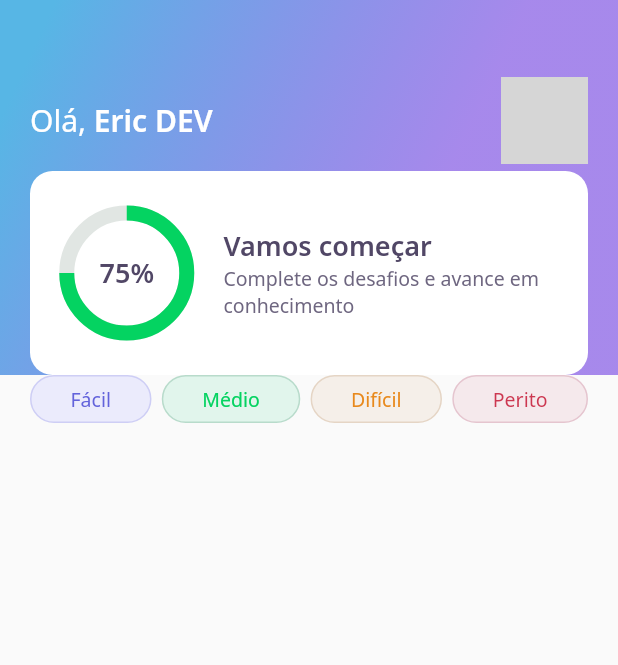
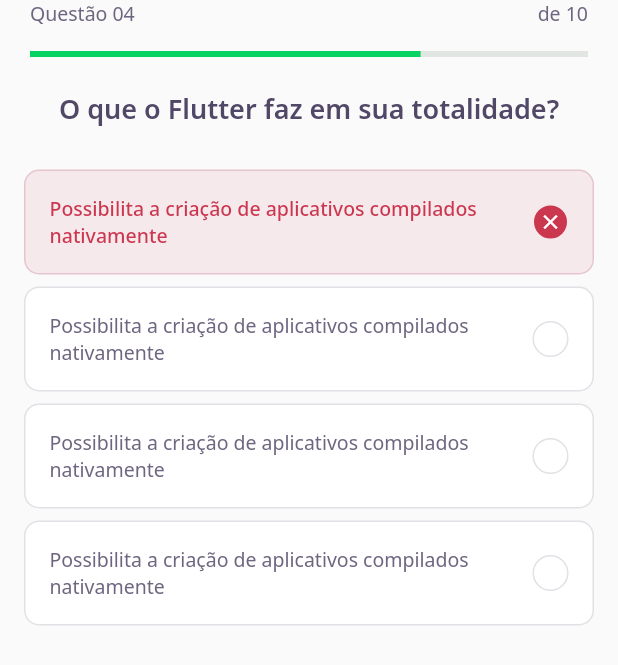
Before and after one commit to ericcarlotto/App_DevQuiz, a Flutter app: the screen it shows after launch, on a phone screen of 412 x 824 dp. Shown: the top 665 px of the screen. Run offline on Flutter 3.47's test engine with Material 2 defaults, Android fonts, the phone set to English and light mode, and no system bars; our stand-ins replace google_fonts; grey boxes are pictures that could not be loaded.

Commit message:
Termino da terceira parte.

```diff
--- /dev/null
+++ b/lib/challenge/challenge_page.dart
@@ -0,0 +1,26 @@
+import 'package:devquiz/challenge/widgets/question_indicator/question_indicator_widget.dart';
+import 'package:devquiz/challenge/widgets/quiz/quiz_widget.dart';
+import 'package:flutter/material.dart';
+
+class ChallengePage extends StatefulWidget {
+  ChallengePage({Key? key}) : super(key: key);
+
+  @override
+  _ChallengePageState createState() => _ChallengePageState();
+}
+
+class _ChallengePageState extends State<ChallengePage> {
+  @override
+  Widget build(BuildContext context) {
+    return Scaffold(
+      appBar: PreferredSize(
+        preferredSize: Size.fromHeight(60),
+        child: SafeArea(
+          top: true,
+          child: QuestionIndicatorWidget(),
+        ),
+      ),
+      body: QuizWidget(title: "O que o Flutter faz em sua totalidade?"),
+    );
+  }
+}
--- /dev/null
+++ b/lib/challenge/widgets/answer/answer_widget.dart
@@ -0,0 +1,78 @@
+import 'package:devquiz/core/app_colors.dart';
+import 'package:devquiz/core/app_text_styles.dart';
+import 'package:flutter/material.dart';
+
+class AnswerWidget extends StatelessWidget {
+  final String title;
+  final bool isRight;
+  final bool isSelected;
+
+  const AnswerWidget({
+    Key? key,
+    required this.title,
+    this.isRight = false,
+    this.isSelected = false,
+  }) : super(key: key);
+
+  Color get _selectedColorRight =>
+      isRight ? AppColors.darkGreen : AppColors.darkRed;
+
+  Color get _selectedBorderRight =>
+      isRight ? AppColors.lightGreen : AppColors.lightRed;
+
+  Color get _selectedColorCardRight =>
+      isRight ? AppColors.lightGreen : AppColors.lightRed;
+
+  Color get _selectedBorderCardRight =>
+      isRight ? AppColors.green : AppColors.red;
+
+  TextStyle get _selectedTextStyleRight =>
+      isRight ? AppTextStyles.bodyDarkGreen : AppTextStyles.bodyDarkRed;
+
+  IconData get _selectedIconRight => isRight ? Icons.check : Icons.close;
+
+  @override
+  Widget build(BuildContext context) {
+    return Padding(
+      padding: const EdgeInsets.symmetric(horizontal: 16, vertical: 4),
+      child: Container(
+        padding: const EdgeInsets.all(16),
+        decoration: BoxDecoration(
+            color: isSelected ? _selectedColorCardRight : AppColors.white,
+            borderRadius: BorderRadius.circular(10),
+            border: Border.fromBorderSide(BorderSide(
+              color: isSelected ? _selectedBorderCardRight : AppColors.border,
+            ))),
+        child: Row(
+          mainAxisAlignment: MainAxisAlignment.spaceBetween,
+          children: [
+            Expanded(
+              child: Text(
+                title,
+                style:
+                    isSelected ? _selectedTextStyleRight : AppTextStyles.body,
+              ),
+            ),
+            Container(
+              width: 24,
+              height: 24,
+              decoration: BoxDecoration(
+                  color: isSelected ? _selectedColorRight : AppColors.white,
+                  borderRadius: BorderRadius.circular(500),
+                  border: Border.fromBorderSide(BorderSide(
+                    color: isSelected ? _selectedBorderRight : AppColors.border,
+                  ))),
+              child: isSelected
+                  ? Icon(
+                      _selectedIconRight,
+                      color: AppColors.white,
+                      size: 16,
+                    )
+                  : null,
+            )
+          ],
+        ),
+      ),
+    );
+  }
+}
--- /dev/null
+++ b/lib/challenge/widgets/question_indicator/question_indicator_widget.dart
@@ -0,0 +1,37 @@
+import 'package:devquiz/core/app_text_styles.dart';
+import 'package:devquiz/shared/widgets/progress_indicator/progress_indicator_widget.dart';
+import 'package:flutter/material.dart';
+
+class QuestionIndicatorWidget extends StatelessWidget {
+  const QuestionIndicatorWidget({Key? key}) : super(key: key);
+
+  @override
+  Widget build(BuildContext context) {
+    return Container(
+      child: Padding(
+        padding: const EdgeInsets.symmetric(horizontal: 20),
+        child: Column(
+          children: [
+            Row(
+              mainAxisAlignment: MainAxisAlignment.spaceBetween,
+              children: [
+                Text(
+                  "Questão 04",
+                  style: AppTextStyles.body,
+                ),
+                Text(
+                  "de 10",
+                  style: AppTextStyles.body,
+                ),
+              ],
+            ),
+            SizedBox(
+              height: 16,
+            ),
+            ProgressIndicatorWidget(value: 0.7)
+          ],
+        ),
+      ),
+    );
+  }
+}
--- /dev/null
+++ b/lib/challenge/widgets/quiz/quiz_widget.dart
@@ -0,0 +1,43 @@
+import 'package:devquiz/challenge/widgets/answer/answer_widget.dart';
+import 'package:devquiz/core/app_text_styles.dart';
+import 'package:flutter/material.dart';
+
+class QuizWidget extends StatelessWidget {
+  final String title;
+  const QuizWidget({Key? key, required this.title}) : super(key: key);
+
+  @override
+  Widget build(BuildContext context) {
+    return Container(
+      child: Column(
+        children: [
+          Text(
+            title,
+            style: AppTextStyles.heading,
+          ),
+          SizedBox(
+            height: 24,
+          ),
+          AnswerWidget(
+            isRight: false,
+            isSelected: true,
+            title:
+                "Possibilita a criação de aplicativos compilados nativamente",
+          ),
+          AnswerWidget(
+            title:
+                "Possibilita a criação de aplicativos compilados nativamente",
+          ),
+          AnswerWidget(
+            title:
+                "Possibilita a criação de aplicativos compilados nativamente",
+          ),
+          AnswerWidget(
+            title:
+                "Possibilita a criação de aplicativos compilados nativamente",
+          ),
+        ],
+      ),
+    );
+  }
+}
--- a/lib/core/app_widget.dart
+++ b/lib/core/app_widget.dart
@@ -1,4 +1,4 @@
-import 'package:devquiz/home/home_page.dart';
+import 'package:devquiz/challenge/challenge_page.dart';
 import 'package:flutter/material.dart';
 
 class AppWidget extends StatelessWidget {
@@ -6,7 +6,7 @@ class AppWidget extends StatelessWidget {
   Widget build(BuildContext context) {
     return MaterialApp(
       title: "DevQuiz",
-      home: HomePage(),
+      home: ChallengePage(),
     );
   }
 }
--- a/lib/home/home_page.dart
+++ b/lib/home/home_page.dart
@@ -1,5 +1,6 @@
 import 'package:devquiz/home/widgets/appbar/app_bar_widget.dart';
 import 'package:devquiz/home/widgets/level_button/level_button_widget.dart';
+import 'package:devquiz/home/widgets/quiz_card/quiz_card_widget.dart';
 import 'package:flutter/material.dart';
 
 class HomePage extends StatefulWidget {
@@ -16,7 +17,12 @@ class _HomePageState extends State<HomePage> {
         appBar: AppBarWidget(),
         body: Padding(
           padding: const EdgeInsets.symmetric(horizontal: 20),
-          child: Row(
+          child: Column(
+            children: [
+              SizedBox(
+                height: 24,
+              ),
+              Row(
                 mainAxisAlignment: MainAxisAlignment.spaceBetween,
                 children: [
                   LevelButtonWidget(
@@ -33,6 +39,23 @@ class _HomePageState extends State<HomePage> {
                   )
                 ],
               ),
+              SizedBox(
+                height: 24,
+              ),
+              Expanded(
+                child: GridView.count(
+                  crossAxisSpacing: 16,
+                  mainAxisSpacing: 16,
+                  crossAxisCount: 2,
+                  children: [
+                    QuizCardWidget(),
+                    QuizCardWidget(),
+                    QuizCardWidget()
+                  ],
+                ),
+              )
+            ],
+          ),
         ));
   }
 }
--- /dev/null
+++ b/lib/home/widgets/quiz_card/quiz_card_widget.dart
@@ -0,0 +1,47 @@
+import 'package:devquiz/core/app_colors.dart';
+import 'package:devquiz/core/app_images.dart';
+import 'package:devquiz/core/app_text_styles.dart';
+import 'package:devquiz/shared/widgets/progress_indicator/progress_indicator_widget.dart';
+import 'package:flutter/material.dart';
+
+class QuizCardWidget extends StatelessWidget {
+  const QuizCardWidget({Key? key}) : super(key: key);
+
+  @override
+  Widget build(BuildContext context) {
+    return Container(
+      padding: EdgeInsets.all(16),
+      decoration: BoxDecoration(
+          border: Border.fromBorderSide(BorderSide(color: AppColors.border)),
+          color: AppColors.white,
+          borderRadius: BorderRadius.circular(10)),
+      child: Column(
+        crossAxisAlignment: CrossAxisAlignment.start,
+        children: [
+          Container(
+            height: 40,
+            width: 40,
+            child: Image.asset(AppImages.blocks),
+          ),
+          SizedBox(
+            height: 20,
+          ),
+          Text(
+            "Gerenciamento de Estado",
+            style: AppTextStyles.heading15,
+          ),
+          SizedBox(
+            height: 20,
+          ),
+          Row(
+            children: [
+              Expanded(
+                  flex: 1, child: Text("3/10", style: AppTextStyles.body11)),
+              Expanded(flex: 4, child: ProgressIndicatorWidget(value: 0.3))
+            ],
+          )
+        ],
+      ),
+    );
+  }
+}
--- /dev/null
+++ b/lib/shared/widgets/progress_indicator/progress_indicator_widget.dart
@@ -0,0 +1,17 @@
+import 'package:devquiz/core/core.dart';
+import 'package:flutter/material.dart';
+
+class ProgressIndicatorWidget extends StatelessWidget {
+  final double value;
+  const ProgressIndicatorWidget({Key? key, required this.value})
+      : super(key: key);
+
+  @override
+  Widget build(BuildContext context) {
+    return LinearProgressIndicator(
+      value: value,
+      backgroundColor: AppColors.chartSecondary,
+      valueColor: AlwaysStoppedAnimation<Color>(AppColors.chartPrimary),
+    );
+  }
+}
```
Lines whose indentation alone changed are shown as unchanged.
